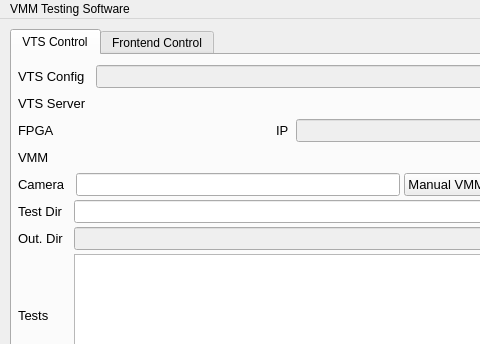
Before: the Qt Designer form qt/mainwindow.ui in dantrim/vmm_testing_software, drawn with Qt 5; both pictures show x 0 to 480 and y 0 to 344 of the 871 by 507 pixel window.
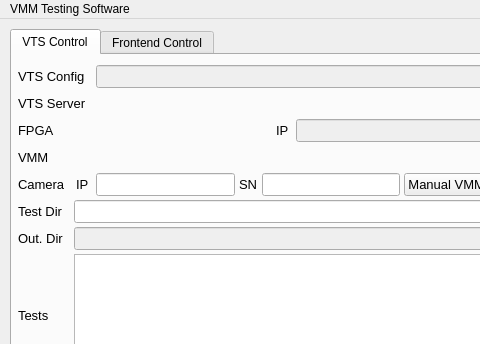
After: the same form once the commit is applied. Icons and pictures are not drawn.

Commit message: add visor camera ip as config and user input-able

Diff of the .ui file:
```diff
--- a/qt/mainwindow.ui
+++ b/qt/mainwindow.ui
@@ -604,6 +604,57 @@
            </property>
           </widget>
          </item>
+         <item>
+          <widget class="QLabel" name="label_24">
+           <property name="font">
+            <font>
+             <family>Helvetica</family>
+             <pointsize>10</pointsize>
+             <weight>50</weight>
+             <bold>false</bold>
+            </font>
+           </property>
+           <property name="text">
+            <string>IP </string>
+           </property>
+           <property name="alignment">
+            <set>Qt::AlignLeading|Qt::AlignLeft|Qt::AlignVCenter</set>
+           </property>
+          </widget>
+         </item>
+         <item>
+          <widget class="QLineEdit" name="lineEdit_camera_ip">
+           <property name="font">
+            <font>
+             <pointsize>10</pointsize>
+            </font>
+           </property>
+           <property name="maxLength">
+            <number>15</number>
+           </property>
+           <property name="alignment">
+            <set>Qt::AlignRight|Qt::AlignTrailing|Qt::AlignVCenter</set>
+           </property>
+          </widget>
+         </item>
+         <item>
+          <widget class="QLabel" name="label_25">
+           <property name="font">
+            <font>
+             <family>Helvetica</family>
+             <pointsize>10</pointsize>
+             <weight>50</weight>
+             <bold>false</bold>
+            </font>
+           </property>
+           <property name="text">
+            <string>SN</string>
+           </property>
+           <property name="alignment">
+            <set>Qt::AlignLeading|Qt::AlignLeft|Qt::AlignVCenter</set>
+           </property>
+          </widget>
+         </item>
          <item>
           <widget class="QLineEdit" name="lineEdit_manual_vmm_sn">
            <property name="font">
```
The commit also changes 5 other files.
